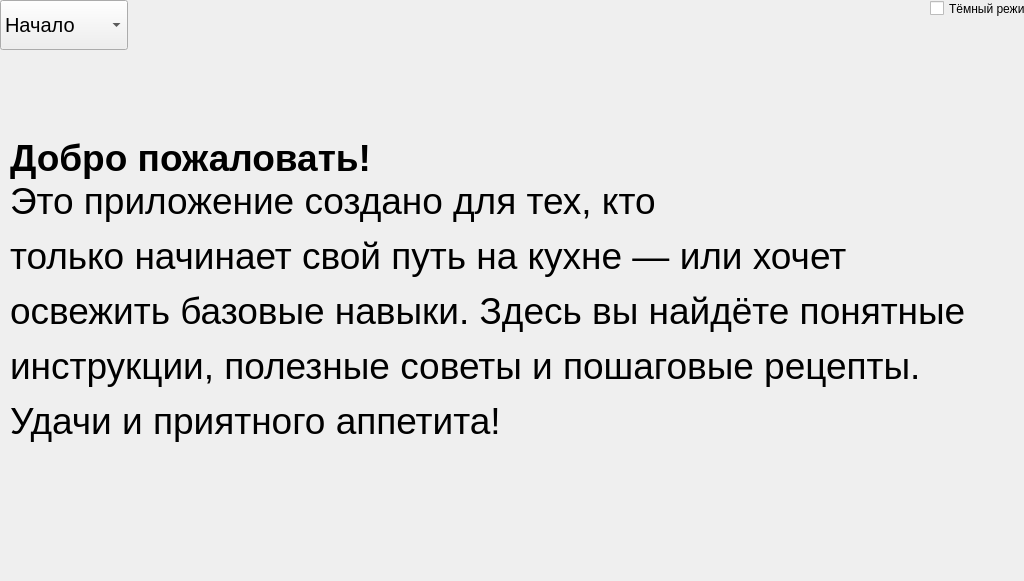
usys36545-netizen/MASLO, file MASLO.ui: the form before one commit.
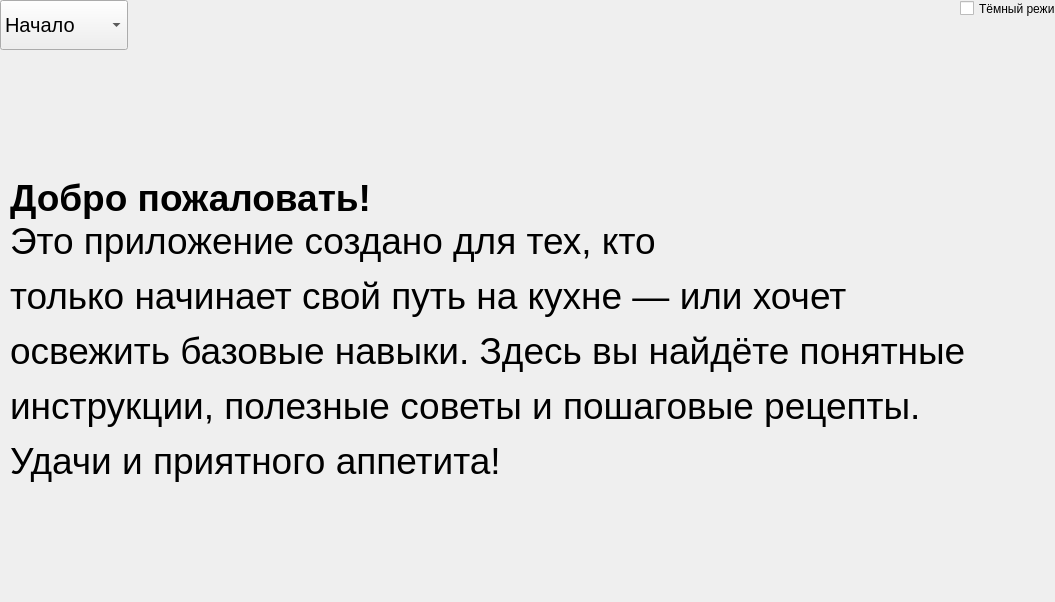
The form after the commit.

Commit message:
РЕЛИЗ!!! Добавлены рецепт и редактор размеров
Добавил рецепты риса, макароны, гречи, яиц. Обновил размера lable для помещения рецептов(рецепты не помещались). И ГЛАВНОЕ создал инсталер был тест на нескольких устройствах должно работать(линукс и мак не проверял).

What changed in the file:
```diff
--- a/MASLO.ui
+++ b/MASLO.ui
@@ -6,8 +6,8 @@
    <rect>
     <x>0</x>
     <y>0</y>
-    <width>1024</width>
-    <height>581</height>
+    <width>1055</width>
+    <height>602</height>
    </rect>
   </property>
   <property name="windowTitle">
@@ -113,7 +113,7 @@
   <widget class="QCheckBox" name="checkBox">
    <property name="geometry">
     <rect>
-     <x>930</x>
+     <x>960</x>
      <y>0</y>
      <width>96</width>
      <height>17</height>
@@ -127,9 +127,9 @@
    <property name="geometry">
     <rect>
      <x>10</x>
-     <y>60</y>
-     <width>1001</width>
-     <height>461</height>
+     <y>50</y>
+     <width>1031</width>
+     <height>561</height>
     </rect>
    </property>
    <property name="toolTipDuration">
```
The commit also changes 1 other file.
